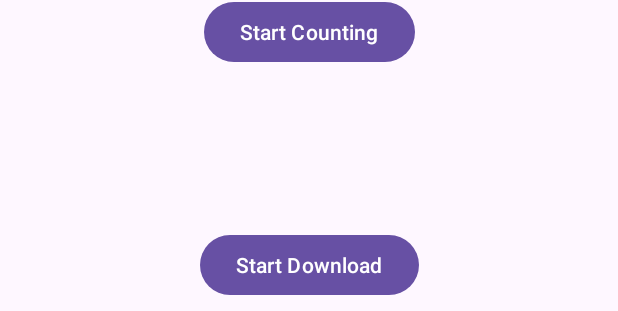
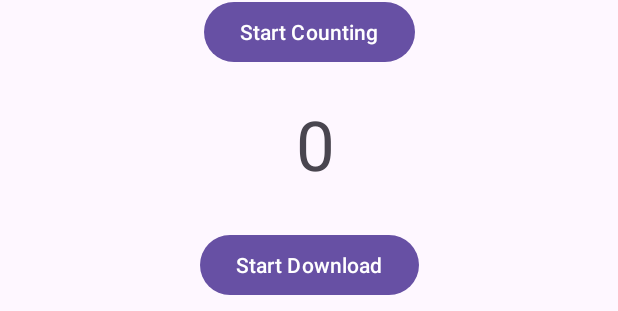
Before and after one commit to Chetan-KH511/CoroutinesExample, an Android app: the layout activity_main.xml on its own in the app's theme, with its tools: preview values and no code run, on a phone screen of 412 x 824 dp. Shown: the part 690-1001 px from the top of the screen. Run offline under Robolectric (Android 15) with nearby library versions, the phone set to English and light mode, and no system bars.

```diff
--- a/app/src/main/java/com/mastercoding/coroutines/MainActivity.kt
+++ b/app/src/main/java/com/mastercoding/coroutines/MainActivity.kt
@@ -9,8 +9,10 @@ import kotlinx.coroutines.CoroutineScope
 import kotlinx.coroutines.Dispatchers
 import kotlinx.coroutines.GlobalScope
 import kotlinx.coroutines.launch
+import kotlinx.coroutines.withContext
 
 class MainActivity : AppCompatActivity() {
+
 
     lateinit var binding: ActivityMainBinding
 
@@ -45,9 +47,18 @@ class MainActivity : AppCompatActivity() {
         }
     }
 
-    private fun downloadBigfileFromNet() {
+    private  suspend fun downloadBigfileFromNet() {
         for(i in 1..100000){
             //Log.i("TAGY", "Downloading $i in ${Thread.currentThread().name}")
+
+
+            //Here since we are tryinng to change the view made in main thread , we need to switch our thread from worker(IO) to main i.e use withContext()
+
+
+            withContext(Dispatchers.Main){
+                binding.downloadProgress.text = "$i in ${Thread.currentThread().name}"
+
+            }
 
         }
     }
--- a/app/src/main/res/layout/activity_main.xml
+++ b/app/src/main/res/layout/activity_main.xml
@@ -4,6 +4,7 @@
     xmlns:app="http://schemas.android.com/apk/res-auto"
     xmlns:tools="http://schemas.android.com/tools"
     >
+
     <androidx.constraintlayout.widget.ConstraintLayout
         android:layout_width="match_parent"
         android:layout_height="match_parent"
@@ -31,6 +32,19 @@
             app:layout_constraintEnd_toEndOf="parent"
             app:layout_constraintStart_toStartOf="parent" />
 
+        <TextView
+            android:id="@+id/download_progress"
+            android:layout_width="wrap_content"
+            android:layout_height="wrap_content"
+            android:layout_marginStart="61dp"
+            android:layout_marginTop="20dp"
+            android:layout_marginEnd="56dp"
+            android:text="0"
+            android:textSize="46sp"
+            app:layout_constraintEnd_toEndOf="@+id/download_btn"
+            app:layout_constraintStart_toStartOf="@+id/count_btn"
+            app:layout_constraintTop_toBottomOf="@+id/count_btn" />
+
         <Button
             android:id="@+id/count_btn"
             android:layout_width="wrap_content"
```
